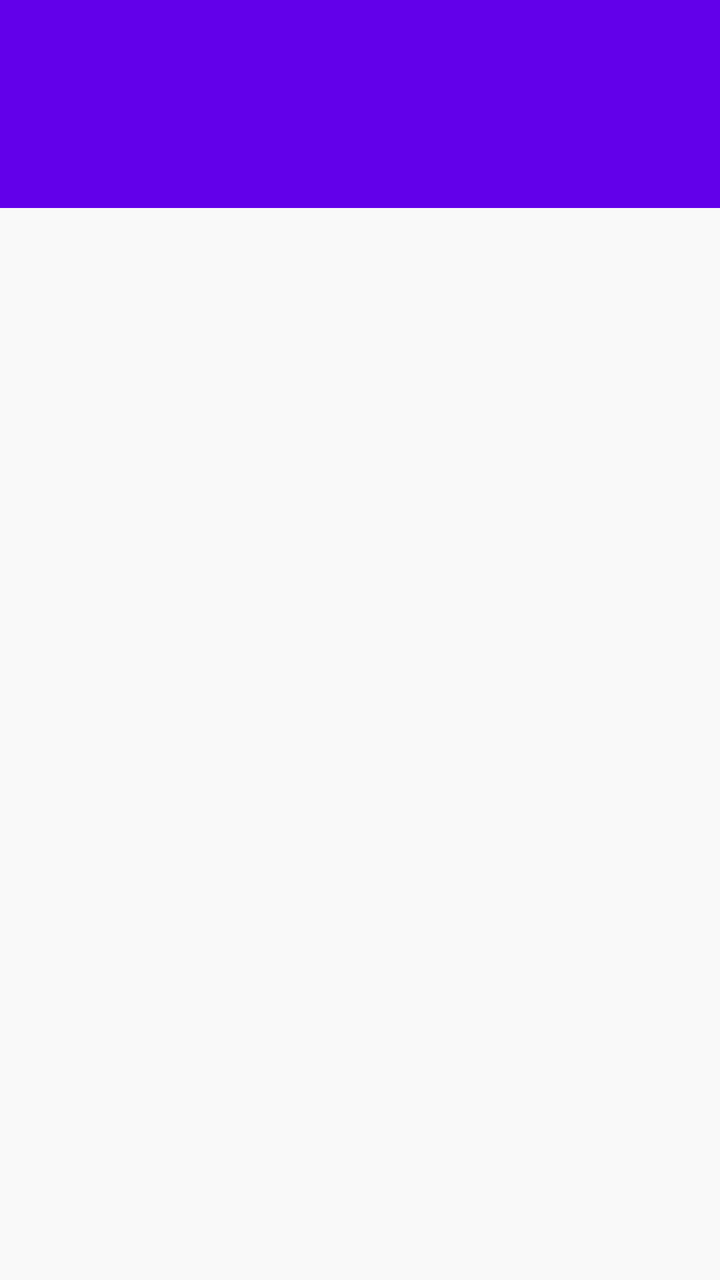
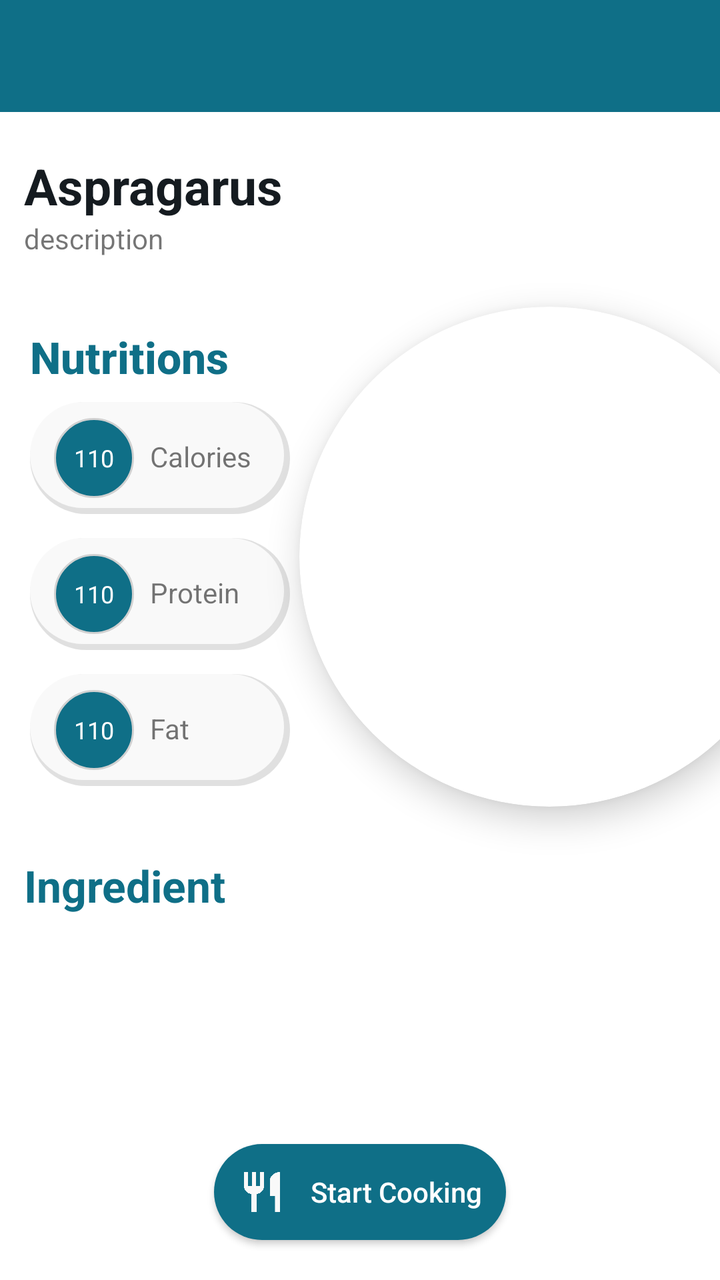

The first picture is an Android layout as it rendered before a commit; the second is the same layout after the commit. The layout source and the unified diff follow.
<!-- AndroidManifest.xml: activity theme DetailsActivityStyle -->
<!-- res/layout/activity_details.xml -->
<?xml version="1.0" encoding="utf-8"?>
<androidx.constraintlayout.widget.ConstraintLayout xmlns:android="http://schemas.android.com/apk/res/android"
    xmlns:app="http://schemas.android.com/apk/res-auto"
    xmlns:tools="http://schemas.android.com/tools"
    android:id="@+id/detailsLayout"
    android:background="@color/backgroundColor"
    android:layout_width="match_parent"
    android:layout_height="match_parent">

    <com.google.android.material.appbar.AppBarLayout
        android:id="@+id/appBar"
        android:layout_width="match_parent"
        android:layout_height="wrap_content"
        android:fitsSystemWindows="true"
        android:background="@color/actionBarBackgroundColor"
        app:layout_constraintEnd_toEndOf="parent"
        app:layout_constraintStart_toStartOf="parent"
        app:layout_constraintTop_toTopOf="parent">

        <androidx.appcompat.widget.Toolbar
            android:id="@+id/toolbar"
            android:layout_width="match_parent"
            android:layout_height="wrap_content" />

        <com.google.android.material.tabs.TabLayout
            android:id="@+id/tabLayout"
            style="@style/CustomTabLayoutStyle"
            android:layout_width="match_parent"
            android:layout_height="match_parent"
            app:layout_scrollFlags="scroll|enterAlways"
            app:tabTextAppearance="@style/CustomTabTextStyle" />

    </com.google.android.material.appbar.AppBarLayout>

    <androidx.viewpager.widget.ViewPager
        android:id="@+id/viewPager"
        android:layout_width="match_parent"
        android:layout_height="0dp"
        app:layout_constraintBottom_toBottomOf="parent"
        app:layout_constraintEnd_toEndOf="parent"
        app:layout_constraintStart_toStartOf="parent"
        app:layout_constraintTop_toBottomOf="@+id/appBar" />

</androidx.constraintlayout.widget.ConstraintLayout>
<!-- resources referenced by this layout -->
<resources>
  <color name="actionBarBackgroundColor">@color/colorPrimary</color>
  
      // Custom BottomNavigationView Style
  <color name="backgroundColor">@color/lightGray</color>
  <style name="CustomTabLayoutStyle" parent="Widget.Design.TabLayout">
          <item name="background">@color/actionBarBackgroundColor</item>
          <item name="tabIndicatorColor">@color/white</item>
          <item name="tabIndicatorHeight">2dp</item>
          <item name="tabSelectedTextColor">@color/white</item>
      </style>
  <style name="CustomTabTextStyle" parent="TextAppearance.Design.Tab">
          <item name="android:textColor">@color/white</item>
      </style>
  <style name="DetailsActivityStyle" parent="Theme.MaterialComponents.DayNight.NoActionBar">
          <item name="colorPrimary">@color/colorPrimary</item>
          <item name="colorPrimaryDark">@color/colorPrimaryDark</item>
          <item name="colorAccent">@color/colorAccent</item>
          <item name="colorControlNormal">@color/white</item>
          <item name="android:statusBarColor">@color/statusBarColor</item>
      </style>
  <color name="colorPrimary">#6200EA</color>
  <color name="lightGray">#F9F9F9</color>
  <color name="white">#FFFFFF</color>
  <color name="colorPrimaryDark">#5502C8</color>
  <color name="colorAccent">#9D46FF</color>
  <color name="statusBarColor">@color/colorPrimaryDark</color>
</resources>

<!-- the commit's change to res/layout/activity_details.xml (unified diff, before → after) -->
@@ -1,44 +1,245 @@
 <?xml version="1.0" encoding="utf-8"?>
-<androidx.constraintlayout.widget.ConstraintLayout xmlns:android="http://schemas.android.com/apk/res/android"
+<androidx.constraintlayout.widget.ConstraintLayout
+    xmlns:android="http://schemas.android.com/apk/res/android"
     xmlns:app="http://schemas.android.com/apk/res-auto"
-    xmlns:tools="http://schemas.android.com/tools"
-    android:id="@+id/detailsLayout"
-    android:background="@color/backgroundColor"
+    xmlns:ols="http://schemas.android.com/tools"
+    android:id="@+id/scrolviewdetail"
     android:layout_width="match_parent"
     android:layout_height="match_parent">
-
-    <com.google.android.material.appbar.AppBarLayout
-        android:id="@+id/appBar"
+    <androidx.core.widget.NestedScrollView
+        android:id="@+id/detailsLayout"
         android:layout_width="match_parent"
+        android:layout_height="match_parent"
+        android:background="@color/white"
+        app:layoutDescription="@xml/fragment_overview_scene">
+
+        <androidx.constraintlayout.widget.ConstraintLayout
+            android:orientation="vertical"
+            android:paddingBottom="@dimen/margin_10x"
+            android:layout_width="match_parent"
+            android:layout_height="wrap_content">
+            <androidx.appcompat.widget.Toolbar
+                android:id="@+id/toolbard"
+                android:layout_width="match_parent"
+                android:layout_height="?attr/actionBarSize"
+                android:background="@color/colorPrimary"
+                app:layout_constraintTop_toTopOf="parent">
+            </androidx.appcompat.widget.Toolbar>
+
+            <TextView
+                android:id="@+id/title_text"
+                android:layout_width="match_parent"
+                android:layout_height="wrap_content"
+                android:layout_marginStart="@dimen/margin_3x"
+                android:layout_marginTop="@dimen/margin_5x"
+                android:layout_marginEnd="@dimen/margin_3x"
+                android:text="Aspragarus"
+                android:textColor="@color/titleColor"
+                android:textSize="25sp"
+                android:textStyle="bold"
+                app:layout_constraintEnd_toEndOf="parent"
+                app:layout_constraintStart_toStartOf="parent"
+                app:layout_constraintTop_toBottomOf="@+id/toolbard"
+                app:layout_goneMarginStart="@dimen/margin_3x" />
+
+            <TextView
+                android:layout_marginStart="@dimen/margin_3x"
+                android:id="@+id/text_des"
+                android:layout_width="wrap_content"
+                android:layout_height="wrap_content"
+                android:text="description"
+                app:layout_constraintStart_toStartOf="parent"
+                app:layout_constraintTop_toBottomOf="@+id/title_text" />
+
+            <androidx.coordinatorlayout.widget.CoordinatorLayout
+                android:id="@+id/nutrition_layout"
+                android:layout_width="match_parent"
+                android:layout_height="wrap_content"
+                app:layout_constraintTop_toBottomOf="@+id/text_des">
+
+                <LinearLayout
+                    android:layout_width="match_parent"
+                    android:layout_height="wrap_content"
+                    android:orientation="vertical">
+                    <View
+                        android:layout_width="match_parent"
+                        android:layout_height="20dp" />
+                    <LinearLayout
+                        android:id="@+id/ll_mainView"
+                        android:layout_width="match_parent"
+                        android:layout_height="wrap_content"
+                        android:background="@android:color/white"
+                        android:orientation="horizontal">
+                        <LinearLayout
+                            android:background="@android:color/white"
+                            android:layout_width="0dp"
+                            android:layout_height="wrap_content"
+                            android:layout_weight="1"
+                            android:orientation="vertical"
+                            android:padding="15dp">
+
+                            <TextView
+                                android:id="@+id/nutrition_text"
+                                android:layout_width="wrap_content"
+                                android:layout_height="wrap_content"
+                                android:text="Nutritions"
+                                android:textSize="22sp"
+                                android:textStyle="bold"
+                                android:layout_marginBottom="@dimen/margin_2x"
+                                android:textAppearance="@style/TextAppearance.AppCompat.Title"
+                                android:textColor="@color/colorPrimary" />
+
+                            <LinearLayout
+                                android:paddingBottom="@dimen/margin_2x"
+                                android:paddingTop="@dimen/margin_2x"
+                                android:paddingStart="@dimen/margin_3x"
+                                android:paddingEnd="@dimen/margin_3x"
+                                android:background="@drawable/bg_fill_gray_small_radius"
+                                android:orientation="horizontal"
+                                android:layout_width="130dp"
+                                android:layout_height="wrap_content">
+                                <TextView
+                                    android:gravity="center"
+                                    android:background="@drawable/bg_round_white_raius"
+                                    android:text="110"
+                                    android:id="@+id/calories_txt"
+                                    android:textColor="@color/white"
+                                    android:textSize="12sp"
+                                    android:padding="@dimen/margin_2x"
+                                    android:layout_width="40dp"
+                                    android:layout_height="40dp"/>
+                                <TextView
+                                    android:layout_marginStart="@dimen/margin_2x"
+                                    android:text="Calories"
+                                    android:layout_width="wrap_content"
+                                    android:layout_height="wrap_content"/>
+                            </LinearLayout>
+                            <LinearLayout
+                                android:paddingBottom="@dimen/margin_2x"
+                                android:paddingTop="@dimen/margin_2x"
+                                android:paddingStart="@dimen/margin_3x"
+                                android:paddingEnd="@dimen/margin_3x"
+                                android:background="@drawable/bg_fill_gray_small_radius"
+                                android:layout_marginTop="@dimen/margin_3x"
+                                android:orientation="horizontal"
+                                android:layout_width="130dp"
+                                android:layout_height="wrap_content">
+                                <TextView
+                                    android:id="@+id/protein_txt"
+                                    android:gravity="center"
+                                    android:background="@drawable/bg_round_white_raius"
+                                    android:text="110"
+                                    android:textColor="@color/white"
+                                    android:textSize="12sp"
+                                    android:padding="@dimen/margin_2x"
+                                    android:layout_width="40dp"
+                                    android:layout_height="40dp"/>
+                                <TextView
+                                    android:layout_marginStart="@dimen/margin_2x"
+                                    android:text="Protein"
+                                    android:layout_width="wrap_content"
+                                    android:layout_height="wrap_content"/>
+                            </LinearLayout>
+                            <LinearLayout
+                                android:paddingBottom="@dimen/margin_2x"
+                                android:paddingTop="@dimen/margin_2x"
+                                android:paddingStart="@dimen/margin_3x"
+                                android:paddingEnd="@dimen/margin_3x"
+                                android:background="@drawable/bg_fill_gray_small_radius"
+                                android:layout_marginTop="@dimen/margin_3x"
+                                android:orientation="horizontal"
+                                android:layout_width="130dp"
+                                android:layout_height="wrap_content">
+                                <TextView
+                                    android:id="@+id/fat_txt"
+                                    android:gravity="center"
+                                    android:background="@drawable/bg_round_white_raius"
+                                    android:text="110"
+                                    android:textColor="@color/white"
+                                    android:textSize="12sp"
+                                    android:padding="@dimen/margin_2x"
+                                    android:layout_width="40dp"
+                                    android:layout_height="40dp"/>
+                                <TextView
+                                    android:layout_marginStart="@dimen/margin_2x"
+                                    android:text="Fat"
+                                    android:layout_width="wrap_content"
+                                    android:layout_height="wrap_content"/>
+                            </LinearLayout>
+                        </LinearLayout>
+
+                    </LinearLayout>
+                    <View
+                        android:layout_width="match_parent"
+                        android:layout_height="20dp" />
+                </LinearLayout>
+                <androidx.cardview.widget.CardView
+                    android:id="@+id/roundCardView"
+                    android:layout_width="250dp"
+                    android:layout_height="250dp"
+                    android:layout_marginEnd="-40dp"
+                    app:layout_anchor="@id/ll_mainView"
+                    app:layout_anchorGravity="center|end"
+                    android:elevation="5dp"
+                    app:cardElevation="10dp"
+                    app:cardCornerRadius="200dp">
+                    <ImageView
+                        android:scaleType="centerCrop"
+                        android:layout_width="250dp"
+                        android:layout_height="250dp"
+                        android:src="@drawable/ic_star"
+                        android:id="@+id/main_imageView"
+                        />
+                </androidx.cardview.widget.CardView>
+
+
+            </androidx.coordinatorlayout.widget.CoordinatorLayout>
+
+            <TextView
+                android:id="@+id/ingredient_text"
+                android:layout_width="wrap_content"
+                android:layout_height="wrap_content"
+                android:layout_marginStart="@dimen/margin_3x"
+                android:text="Ingredient"
+                android:textColor="@color/colorPrimary"
+                android:textSize="22sp"
+                android:textStyle="bold"
+                app:layout_constraintStart_toStartOf="parent"
+                app:layout_constraintTop_toBottomOf="@+id/nutrition_layout"
+                app:layout_goneMarginStart="@dimen/margin_3x" />
+
+            <ListView
+                android:layout_marginBottom="@dimen/margin_10x"
+                android:id="@+id/recipe_steps_layout"
+                android:layout_width="wrap_content"
+                android:layout_height="wrap_content"
+                android:layout_marginTop="@dimen/margin_3x"
+                android:divider="@null"
+                app:layout_constraintBottom_toBottomOf="parent"
+                app:layout_constraintEnd_toEndOf="parent"
+                app:layout_constraintStart_toStartOf="parent"
+                app:layout_constraintTop_toBottomOf="@+id/ingredient_text" />
+
+
+        </androidx.constraintlayout.widget.ConstraintLayout>
+
+    </androidx.core.widget.NestedScrollView>
+
+    <androidx.appcompat.widget.AppCompatButton
+        android:drawableStart="@drawable/ic_restaurant"
+        android:layout_marginBottom="@dimen/margin_5x"
+        android:id="@+id/recipes_fab"
+        android:textAllCaps="false"
+        android:drawablePadding="@dimen/margin_3x"
+        android:text="Start Cooking"
+        android:textColor="@color/white"
+        android:padding="@dimen/margin_3x"
+        android:layout_width="wrap_content"
         android:layout_height="wrap_content"
-        android:fitsSystemWindows="true"
-        android:background="@color/actionBarBackgroundColor"
-        app:layout_constraintEnd_toEndOf="parent"
-        app:layout_constraintStart_toStartOf="parent"
-        app:layout_constraintTop_toTopOf="parent">
-
-        <androidx.appcompat.widget.Toolbar
-            android:id="@+id/toolbar"
-            android:layout_width="match_parent"
-            android:layout_height="wrap_content" />
-
-        <com.google.android.material.tabs.TabLayout
-            android:id="@+id/tabLayout"
-            style="@style/CustomTabLayoutStyle"
-            android:layout_width="match_parent"
-            android:layout_height="match_parent"
-            app:layout_scrollFlags="scroll|enterAlways"
-            app:tabTextAppearance="@style/CustomTabTextStyle" />
-
-    </com.google.android.material.appbar.AppBarLayout>
-
-    <androidx.viewpager.widget.ViewPager
-        android:id="@+id/viewPager"
-        android:layout_width="match_parent"
-        android:layout_height="0dp"
+        android:background="@drawable/bg_primary_raius_top"
         app:layout_constraintBottom_toBottomOf="parent"
         app:layout_constraintEnd_toEndOf="parent"
         app:layout_constraintStart_toStartOf="parent"
-        app:layout_constraintTop_toBottomOf="@+id/appBar" />
+        app:tint="@color/white" />
 
 </androidx.constraintlayout.widget.ConstraintLayout>
<!-- resource entries referenced after the edit -->
@@ -1,18 +1,6 @@
 <!-- resources referenced by this layout -->
 <resources>
-  <color name="actionBarBackgroundColor">@color/colorPrimary</color>
-  
-      // Custom BottomNavigationView Style
   <color name="backgroundColor">@color/lightGray</color>
-  <style name="CustomTabLayoutStyle" parent="Widget.Design.TabLayout">
-          <item name="background">@color/actionBarBackgroundColor</item>
-          <item name="tabIndicatorColor">@color/white</item>
-          <item name="tabIndicatorHeight">2dp</item>
-          <item name="tabSelectedTextColor">@color/white</item>
-      </style>
-  <style name="CustomTabTextStyle" parent="TextAppearance.Design.Tab">
-          <item name="android:textColor">@color/white</item>
-      </style>
   <style name="DetailsActivityStyle" parent="Theme.MaterialComponents.DayNight.NoActionBar">
           <item name="colorPrimary">@color/colorPrimary</item>
           <item name="colorPrimaryDark">@color/colorPrimaryDark</item>
@@ -20,11 +8,71 @@
           <item name="colorControlNormal">@color/white</item>
           <item name="android:statusBarColor">@color/statusBarColor</item>
       </style>
-  <color name="colorPrimary">#6200EA</color>
+  <color name="darker">#151B20</color>
+  <color name="colorPrimary">#0F6F87</color>
+  <color name="titleColor">@color/darker</color>
   <color name="lightGray">#F9F9F9</color>
+  <color name="mediumGray">#D1D1D1</color>
   <color name="white">#FFFFFF</color>
-  <color name="colorPrimaryDark">#5502C8</color>
-  <color name="colorAccent">#9D46FF</color>
+  <dimen name="margin_10x">40dp</dimen>
+  <dimen name="margin_2x">8dp</dimen>
+  <dimen name="margin_3x">12dp</dimen>
+  <dimen name="margin_5x">20dp</dimen>
+  <!-- drawable bg_fill_gray_small_radius (drawable) -->
+  <?xml version="1.0" encoding="utf-8"?>
+  <layer-list xmlns:android="http://schemas.android.com/apk/res/android">
+  
+     <item>
+        <shape android:shape="rectangle">
+           <solid android:color="#305E5A5A" /> <corners android:radius="30dp" />
+        </shape>
+     </item>
+  
+     <item android:bottom="3dp" android:right="3dp">  <shape android:shape="rectangle">
+        <solid android:color="@color/lightGray" />
+        <corners android:radius="30dp" />
+     </shape>
+     </item>
+  </layer-list>
+  <!-- drawable bg_primary_raius_top (drawable) -->
+  <?xml version="1.0" encoding="utf-8"?>
+  <shape xmlns:android="http://schemas.android.com/apk/res/android"
+     android:shape="rectangle">
+     <solid android:color="@color/colorPrimary" />
+     <corners android:radius="30dp"/>
+  </shape>
+  <!-- drawable bg_round_white_raius (drawable) -->
+  <?xml version="1.0" encoding="utf-8"?>
+  <shape xmlns:android="http://schemas.android.com/apk/res/android"
+     android:shape="rectangle">
+     <solid android:color="@color/colorPrimary" />
+     <corners android:radius="300dp" />
+     <stroke android:width="1dp" android:color="@color/mediumGray"/>
+  </shape>
+  <!-- drawable ic_restaurant (drawable) -->
+  <vector xmlns:android="http://schemas.android.com/apk/res/android"
+      android:width="24dp"
+      android:height="24dp"
+      android:viewportWidth="24"
+      android:viewportHeight="24"
+      android:tint="@color/backgroundColor">
+    <path
+        android:fillColor="@android:color/white"
+        android:pathData="M11,9L9,9L9,2L7,2v7L5,9L5,2L3,2v7c0,2.12 1.66,3.84 3.75,3.97L6.75,22h2.5v-9.03C11.34,12.84 13,11.12 13,9L13,2h-2v7zM16,6v8h2.5v8L21,22L21,2c-2.76,0 -5,2.24 -5,4z"/>
+  </vector>
+  <!-- drawable ic_star (drawable) -->
+  <vector xmlns:android="http://schemas.android.com/apk/res/android"
+      android:width="24dp"
+      android:height="24dp"
+      android:viewportWidth="24"
+      android:viewportHeight="24"
+      android:tint="?attr/colorControlNormal">
+    <path
+        android:fillColor="@android:color/white"
+        android:pathData="M12,17.27L18.18,21l-1.64,-7.03L22,9.24l-7.19,-0.61L12,2 9.19,8.63 2,9.24l5.46,4.73L5.82,21z"/>
+  </vector>
+  <color name="colorPrimaryDark">#0F6F87</color>
+  <color name="colorAccent">#FF7465</color>
   <color name="statusBarColor">@color/colorPrimaryDark</color>
 </resources>
 
